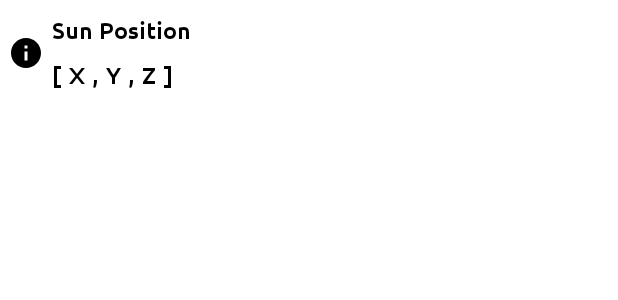
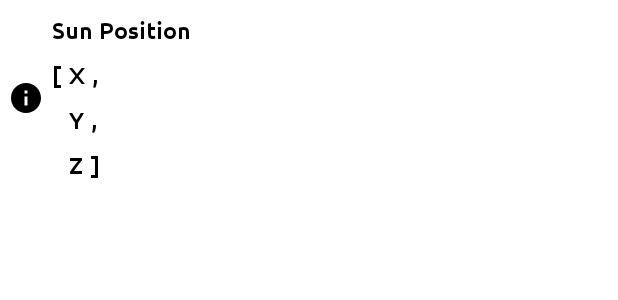
Before and after one commit to icanerdogan/Nasa-Space-App, an Android app: the layout card_earth_sun_position.xml on its own in the app's theme, with its tools: preview values and no code run, on a phone screen of 412 x 824 dp. Shown: the top 300 px of the screen. Run offline under Robolectric (Android 15) with nearby library versions, the phone set to English and light mode, and no system bars.

Commit message:
Sun position bug fixed.

```diff
--- a/app/src/main/java/com/ibrahimcanerdogan/nasaspaceapp/view/earth/EarthViewHolder.kt
+++ b/app/src/main/java/com/ibrahimcanerdogan/nasaspaceapp/view/earth/EarthViewHolder.kt
@@ -40,9 +40,9 @@ class EarthViewHolder(
         binding.earthLunarPosition.earthLunarPositionY.text = decimalFormat.format(earth.earthLunarJ2000Position.y).toString()
         binding.earthLunarPosition.earthLunarPositionZ.text = decimalFormat.format(earth.earthLunarJ2000Position.z).toString()
         // sun position
-        binding.earthSunPosition.earthSunPositionX.text = decimalFormat.format(earth.earthSunJ2000Position.x).toString()
-        binding.earthSunPosition.earthSunPositionY.text = decimalFormat.format(earth.earthSunJ2000Position.y).toString()
-        binding.earthSunPosition.earthSunPositionZ.text = decimalFormat.format(earth.earthSunJ2000Position.z).toString()
+        binding.earthSunPosition.earthSunPositionX.text = "X = ${decimalFormat.format(earth.earthSunJ2000Position.x)}"
+        binding.earthSunPosition.earthSunPositionY.text = "Y = ${decimalFormat.format(earth.earthSunJ2000Position.y)}"
+        binding.earthSunPosition.earthSunPositionZ.text = "Z = ${decimalFormat.format(earth.earthSunJ2000Position.z)}"
 
         binding.layoutDetail.setOnClickListener {
             binding.layoutDetail.visibility = View.INVISIBLE
--- a/app/src/main/res/layout/card_earth_sun_position.xml
+++ b/app/src/main/res/layout/card_earth_sun_position.xml
@@ -41,6 +41,14 @@
                 android:text="["
                 android:textColor="@color/black"
                 android:textSize="15sp" />
+            <LinearLayout
+                android:layout_width="wrap_content"
+                android:layout_height="wrap_content"
+                android:orientation="vertical">
+                <LinearLayout
+                    android:layout_width="wrap_content"
+                    android:layout_height="wrap_content"
+                    android:orientation="horizontal">
                     <androidx.appcompat.widget.AppCompatTextView
                         android:id="@+id/earthSunPositionX"
                         android:layout_width="match_parent"
@@ -60,6 +68,12 @@
                         android:text=","
                         android:textColor="@color/black"
                         android:textSize="15sp" />
+                </LinearLayout>
+
+                <LinearLayout
+                    android:layout_width="wrap_content"
+                    android:layout_height="wrap_content"
+                    android:orientation="horizontal">
                     <androidx.appcompat.widget.AppCompatTextView
                         android:id="@+id/earthSunPositionY"
                         android:layout_width="match_parent"
@@ -79,6 +93,11 @@
                         android:text=","
                         android:textColor="@color/black"
                         android:textSize="15sp" />
+                </LinearLayout>
+                <LinearLayout
+                    android:layout_width="wrap_content"
+                    android:layout_height="wrap_content"
+                    android:orientation="horizontal">
                     <androidx.appcompat.widget.AppCompatTextView
                         android:id="@+id/earthSunPositionZ"
                         android:layout_width="match_parent"
@@ -101,3 +120,5 @@
                 </LinearLayout>
             </LinearLayout>
         </LinearLayout>
+    </LinearLayout>
+</LinearLayout>
```
Lines whose indentation alone changed are shown as unchanged.
